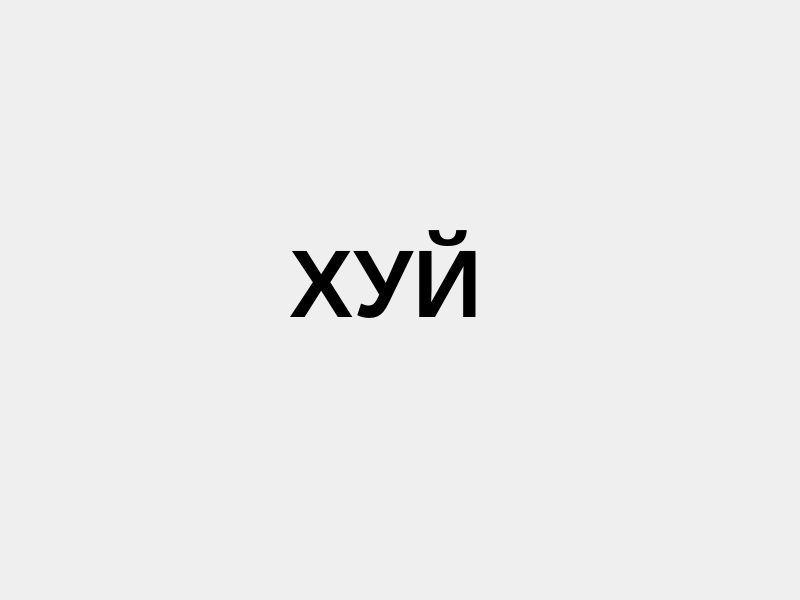
Qt form mainwindow.ui (PECNAS/gramogram) before a commit.
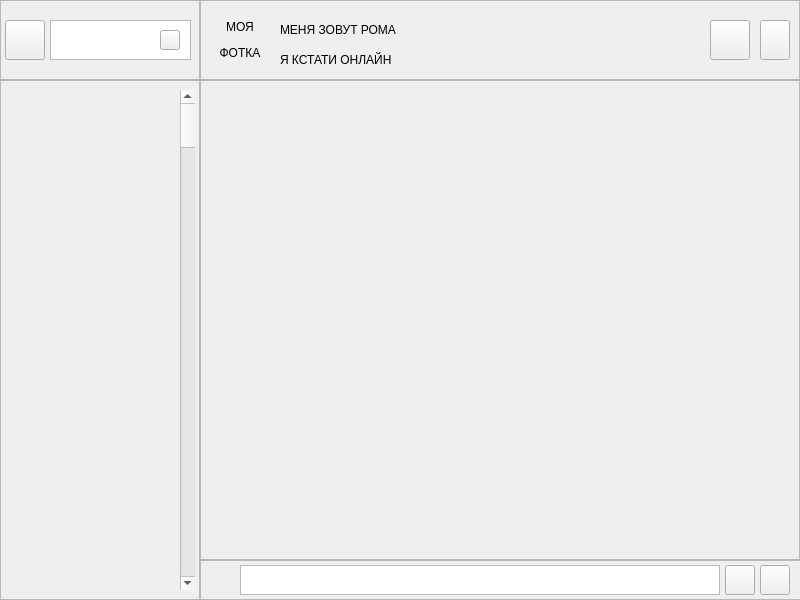
The same form after that commit. The open tabs and pages were chosen to show the change.

Commit message: POST conn, feature with move is in work, mb need to add a class, hui znaet, many css need to be written

Diff of the .ui file:
```diff
--- a/mainwindow.ui
+++ b/mainwindow.ui
@@ -27,18 +27,235 @@
      <number>1</number>
     </property>
     <widget class="QWidget" name="mainChat">
-     <widget class="QLabel" name="label_9">
+     <widget class="QFrame" name="searchFrame">
       <property name="geometry">
        <rect>
-        <x>110</x>
-        <y>150</y>
-        <width>551</width>
-        <height>271</height>
+        <x>0</x>
+        <y>0</y>
+        <width>200</width>
+        <height>80</height>
        </rect>
       </property>
-      <property name="text">
-       <string>&lt;html&gt;&lt;head/&gt;&lt;body&gt;&lt;p align=&quot;center&quot;&gt;&lt;span style=&quot; font-size:72pt; font-weight:700;&quot;&gt;ХУЙ&lt;/span&gt;&lt;/p&gt;&lt;/body&gt;&lt;/html&gt;</string>
+      <property name="frameShape">
+       <enum>QFrame::StyledPanel</enum>
       </property>
+      <property name="frameShadow">
+       <enum>QFrame::Raised</enum>
+      </property>
+      <widget class="QPushButton" name="settingsButton">
+       <property name="geometry">
+        <rect>
+         <x>5</x>
+         <y>20</y>
+         <width>40</width>
+         <height>40</height>
+        </rect>
+       </property>
+       <property name="text">
+        <string/>
+       </property>
+      </widget>
+      <widget class="QTextEdit" name="searchLine">
+       <property name="geometry">
+        <rect>
+         <x>50</x>
+         <y>20</y>
+         <width>141</width>
+         <height>40</height>
+        </rect>
+       </property>
+      </widget>
+      <widget class="QPushButton" name="searchButton">
+       <property name="geometry">
+        <rect>
+         <x>160</x>
+         <y>30</y>
+         <width>20</width>
+         <height>20</height>
+        </rect>
+       </property>
+       <property name="text">
+        <string/>
+       </property>
+      </widget>
+     </widget>
+     <widget class="QFrame" name="infoFrame">
+      <property name="geometry">
+       <rect>
+        <x>200</x>
+        <y>0</y>
+        <width>600</width>
+        <height>80</height>
+       </rect>
+      </property>
+      <property name="frameShape">
+       <enum>QFrame::StyledPanel</enum>
+      </property>
+      <property name="frameShadow">
+       <enum>QFrame::Raised</enum>
+      </property>
+      <widget class="QLabel" name="photoLabel">
+       <property name="geometry">
+        <rect>
+         <x>10</x>
+         <y>10</y>
+         <width>60</width>
+         <height>60</height>
+        </rect>
+       </property>
+       <property name="text">
+        <string>&lt;html&gt;&lt;head/&gt;&lt;body&gt;&lt;p align=&quot;center&quot;&gt;МОЯ&lt;/p&gt;&lt;p align=&quot;center&quot;&gt; ФОТКА&lt;/p&gt;&lt;/body&gt;&lt;/html&gt;</string>
+       </property>
+      </widget>
+      <widget class="QLabel" name="contactLabel">
+       <property name="geometry">
+        <rect>
+         <x>80</x>
+         <y>10</y>
+         <width>420</width>
+         <height>40</height>
+        </rect>
+       </property>
+       <property name="text">
+        <string>МЕНЯ ЗОВУТ РОМА</string>
+       </property>
+      </widget>
+      <widget class="QLabel" name="statusLabel">
+       <property name="geometry">
+        <rect>
+         <x>80</x>
+         <y>50</y>
+         <width>420</width>
+         <height>20</height>
+        </rect>
+       </property>
+       <property name="text">
+        <string>Я КСТАТИ ОНЛАЙН</string>
+       </property>
+      </widget>
+      <widget class="QPushButton" name="chatSearchButton">
+       <property name="geometry">
+        <rect>
+         <x>510</x>
+         <y>20</y>
+         <width>40</width>
+         <height>40</height>
+        </rect>
+       </property>
+       <property name="text">
+        <string/>
+       </property>
+      </widget>
+      <widget class="QPushButton" name="menuButton">
+       <property name="geometry">
+        <rect>
+         <x>560</x>
+         <y>20</y>
+         <width>30</width>
+         <height>40</height>
+        </rect>
+       </property>
+       <property name="text">
+        <string/>
+       </property>
+      </widget>
+     </widget>
+     <widget class="QFrame" name="contactFrame">
+      <property name="geometry">
+       <rect>
+        <x>0</x>
+        <y>80</y>
+        <width>200</width>
+        <height>520</height>
+       </rect>
+      </property>
+      <property name="frameShape">
+       <enum>QFrame::StyledPanel</enum>
+      </property>
+      <property name="frameShadow">
+       <enum>QFrame::Raised</enum>
+      </property>
+      <widget class="QScrollBar" name="contactScrollBar">
+       <property name="geometry">
+        <rect>
+         <x>180</x>
+         <y>10</y>
+         <width>15</width>
+         <height>500</height>
+        </rect>
+       </property>
+       <property name="orientation">
+        <enum>Qt::Vertical</enum>
+       </property>
+      </widget>
+     </widget>
+     <widget class="QFrame" name="mainFrame">
+      <property name="geometry">
+       <rect>
+        <x>200</x>
+        <y>80</y>
+        <width>600</width>
+        <height>480</height>
+       </rect>
+      </property>
+      <property name="frameShape">
+       <enum>QFrame::StyledPanel</enum>
+      </property>
+      <property name="frameShadow">
+       <enum>QFrame::Raised</enum>
+      </property>
+     </widget>
+     <widget class="QFrame" name="mesFrame">
+      <property name="geometry">
+       <rect>
+        <x>200</x>
+        <y>560</y>
+        <width>601</width>
+        <height>40</height>
+       </rect>
+      </property>
+      <property name="frameShape">
+       <enum>QFrame::StyledPanel</enum>
+      </property>
+      <property name="frameShadow">
+       <enum>QFrame::Raised</enum>
+      </property>
+      <widget class="QTextEdit" name="sendLine">
+       <property name="geometry">
+        <rect>
+         <x>40</x>
+         <y>5</y>
+         <width>480</width>
+         <height>30</height>
+        </rect>
+       </property>
+      </widget>
+      <widget class="QPushButton" name="sticButton">
+       <property name="geometry">
+        <rect>
+         <x>525</x>
+         <y>5</y>
+         <width>30</width>
+         <height>30</height>
+        </rect>
+       </property>
+       <property name="text">
+        <string/>
+       </property>
+      </widget>
+      <widget class="QPushButton" name="sendButton">
+       <property name="geometry">
+        <rect>
+         <x>560</x>
+         <y>5</y>
+         <width>30</width>
+         <height>30</height>
+        </rect>
+       </property>
+       <property name="text">
+        <string/>
+       </property>
+      </widget>
      </widget>
     </widget>
     <widget class="QWidget" name="signUp">
```
Left out of the diff: 12 changed lines with no effect on the pictures. The commit also changes 6 other files.
